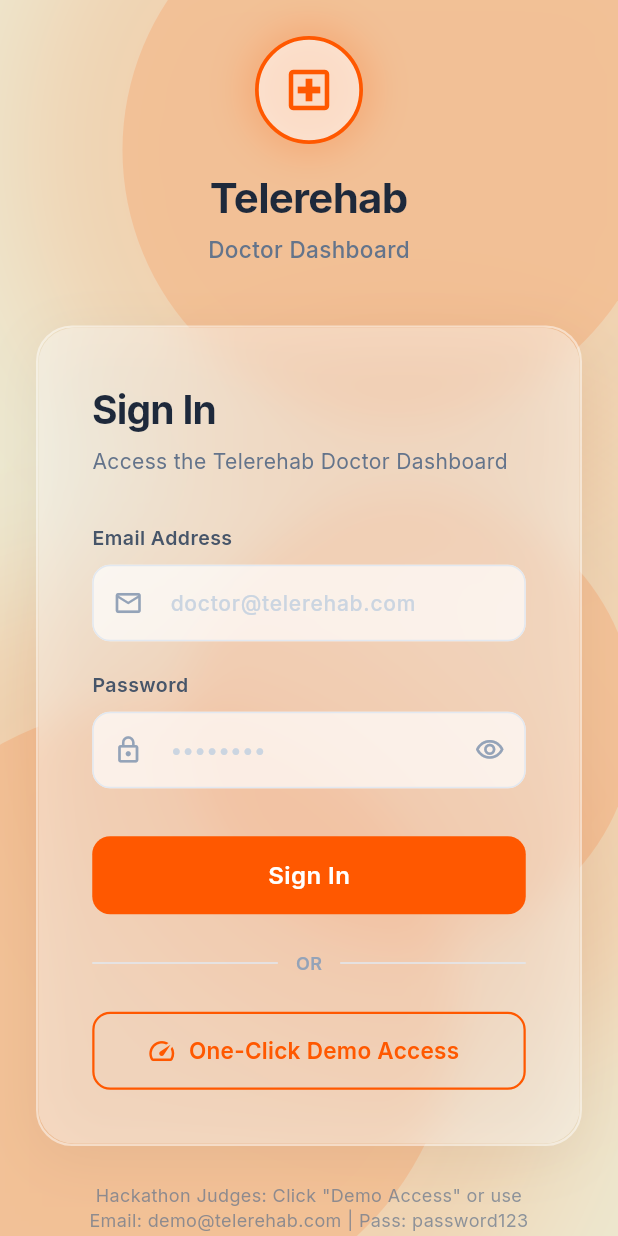
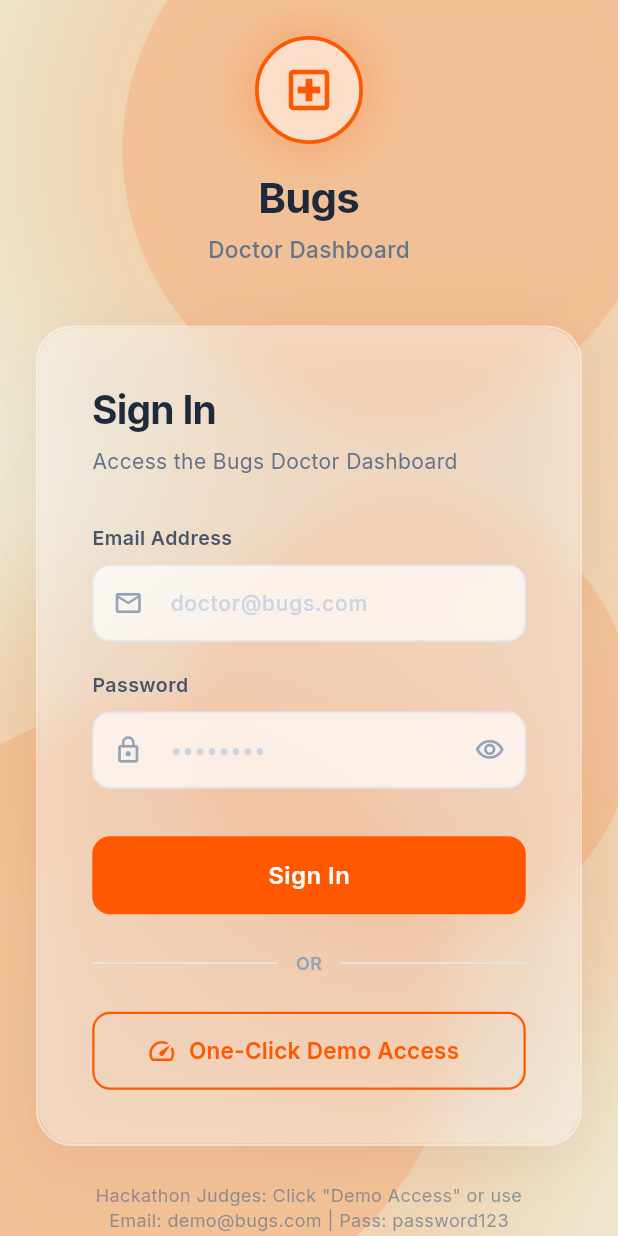
Before and after one commit to kkwanengineering-png/doctor_dashboard, a Flutter app: the screen it shows after launch, on a phone screen of 412 x 824 dp. Run offline on Flutter 3.47's test engine with Material 3 defaults, Android fonts, the phone set to English and light mode, and no system bars; our stand-ins replace cached_network_image, cloud_firestore, firebase_ai, firebase_auth, firebase_core, firebase_database and 4 more; missing offline and left inert: tflite_flutter; accounts and stored records are empty.

Commit message:
style: rebrand project from TeleRehab to Bugs

```diff
--- a/lib/main.dart
+++ b/lib/main.dart
@@ -32,7 +32,7 @@ class DoctorDashboardApp extends StatelessWidget {
   @override
   Widget build(BuildContext context) {
     return MaterialApp(
-      title: 'Telerehab Dashboard',
+      title: 'Bugs Dashboard',
       debugShowCheckedModeBanner: false,
       theme: AppTheme.themeData,
       home: const _AuthGate(),
--- a/lib/screens/login_screen.dart
+++ b/lib/screens/login_screen.dart
@@ -85,7 +85,7 @@ class _LoginScreenState extends State<LoginScreen>
 
     try {
       await FirebaseAuth.instance.signInWithEmailAndPassword(
-        email: 'demo@telerehab.com',
+        email: 'demo@bugs.com',
         password: 'password123',
       );
     } on FirebaseAuthException catch (e) {
@@ -154,7 +154,7 @@ class _LoginScreenState extends State<LoginScreen>
                                 ),
                                 const SizedBox(height: 6),
                                 const Text(
-                                  'Access the Telerehab Doctor Dashboard',
+                                  'Access the Bugs Doctor Dashboard',
                                   style: TextStyle(
                                     fontSize: 14,
                                     color: Color(0xFF64748B),
@@ -173,7 +173,7 @@ class _LoginScreenState extends State<LoginScreen>
                                 const SizedBox(height: 8),
                                 _buildTextField(
                                   controller: _emailController,
-                                  hintText: 'doctor@telerehab.com',
+                                  hintText: 'doctor@bugs.com',
                                   icon: Icons.email_outlined,
                                   keyboardType: TextInputType.emailAddress,
                                   validator: (v) {
@@ -257,7 +257,7 @@ class _LoginScreenState extends State<LoginScreen>
                         const SizedBox(height: 24),
                         // Footer note
                         Text(
-                          'Hackathon Judges: Click "Demo Access" or use\nEmail: demo@telerehab.com | Pass: password123',
+                          'Hackathon Judges: Click "Demo Access" or use\nEmail: demo@bugs.com | Pass: password123',
                           textAlign: TextAlign.center,
                           style: TextStyle(
                             fontSize: 12,
@@ -304,7 +304,7 @@ class _LoginScreenState extends State<LoginScreen>
         ),
         const SizedBox(height: 16),
         const Text(
-          'Telerehab',
+          'Bugs',
           style: TextStyle(
             fontSize: 28,
             fontWeight: FontWeight.bold,
```
Also changed, not shown: 1 other file.
